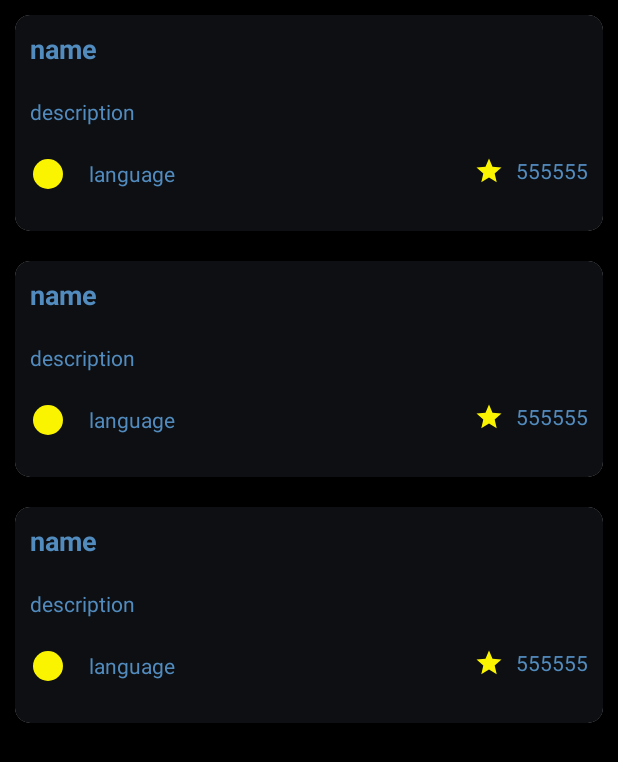
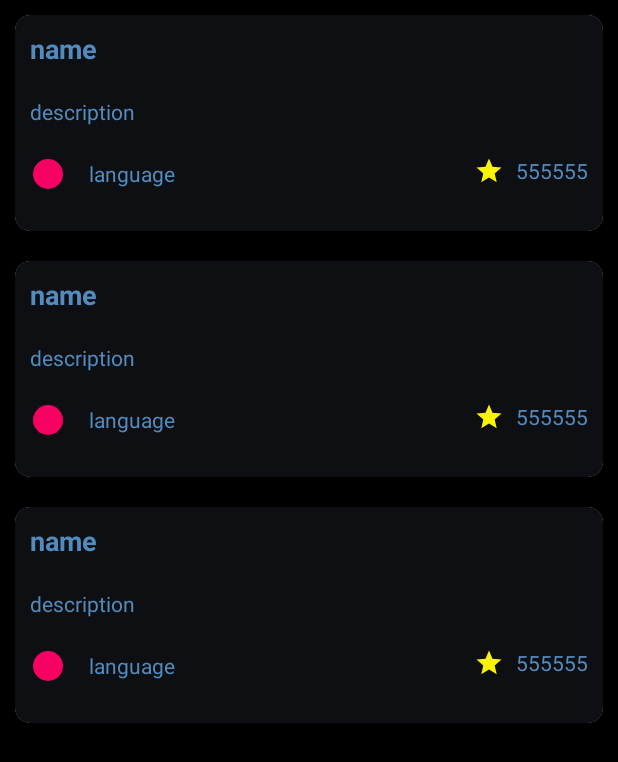
Before and after one commit to Suganth-S/Trend_Hub, an Android app: the layout activity_main.xml on its own in the app's theme, with its tools: preview values and no code run, on a phone screen of 412 x 824 dp. Shown: the top 762 px of the screen. Run offline under Robolectric (Android 15) with nearby library versions, the phone set to English and light mode, and no system bars.

Commit message:
App Final Impl commit

```diff
--- a/app/src/main/java/com/suganth/trendhub/activity/SplashScreenActivity.java
+++ b/app/src/main/java/com/suganth/trendhub/activity/SplashScreenActivity.java
@@ -15,6 +15,10 @@ import androidx.annotation.Nullable;
 import androidx.appcompat.app.AlertDialog;
 import androidx.appcompat.app.AppCompatActivity;
 
+/**
+ * SplashScreenActivity - Used for an initial intro of application
+ * isNetworkAvailable() - used to decide to view in offline or else to connect network
+ */
 public class SplashScreenActivity extends AppCompatActivity {
     private static int SPLASH_TIME_OUT = 3000;
 
--- a/app/src/main/java/com/suganth/trendhub/dao/RepoDao.java
+++ b/app/src/main/java/com/suganth/trendhub/dao/RepoDao.java
@@ -10,6 +10,12 @@ import androidx.room.Insert;
 import androidx.room.OnConflictStrategy;
 import androidx.room.Query;
 
+/**
+ * RepoDao - A Dao class which handles method in database
+ * getAllRepos() - to fetch locally stored data
+ * deleteAll() - to delete all stored datas
+ * searchByname() - to filter repos according to name
+ */
 @Dao
 public interface RepoDao {
 
--- a/app/src/main/java/com/suganth/trendhub/database/RepoDataBase.java
+++ b/app/src/main/java/com/suganth/trendhub/database/RepoDataBase.java
@@ -13,6 +13,10 @@ import androidx.room.Database;
 import androidx.room.Room;
 import androidx.room.RoomDatabase;
 import androidx.sqlite.db.SupportSQLiteDatabase;
+
+/**
+ * RepoDatabase is one which stores and manipulate data according to DAO.
+ */
 
 @Database(entities = {RepoModel.class}, version = 1, exportSchema = false)
 public abstract class RepoDataBase extends RoomDatabase {
--- a/app/src/main/java/com/suganth/trendhub/model/RepoModel.java
+++ b/app/src/main/java/com/suganth/trendhub/model/RepoModel.java
@@ -8,6 +8,9 @@ import androidx.room.Entity;
 import androidx.room.Index;
 import androidx.room.PrimaryKey;
 
+/**
+ * RepoModel - an model and entity class for data fetched
+ */
 @Entity(tableName = "repositories")
 public class RepoModel {
     @PrimaryKey(autoGenerate = true)
--- a/app/src/main/java/com/suganth/trendhub/network/Url.java
+++ b/app/src/main/java/com/suganth/trendhub/network/Url.java
@@ -1,4 +1,5 @@
 package com.suganth.trendhub.network;
+
 
 public class Url {
     public static final String URL_DATA = "https://private-29133f-githubtrendingapi.apiary-mock.com/";
--- a/app/src/main/res/drawable/ic_color.xml
+++ b/app/src/main/res/drawable/ic_color.xml
@@ -1,4 +1,4 @@
-<vector android:height="24dp" android:tint="#FAF400"
+<vector android:height="24dp" android:tint="#F60062"
     android:viewportHeight="24" android:viewportWidth="24"
     android:width="24dp" xmlns:android="http://schemas.android.com/apk/res/android">
     <path android:fillColor="@android:color/white" android:pathData="M12,12m-10,0a10,10 0,1 1,20 0a10,10 0,1 1,-20 0"/>
--- a/app/src/main/res/layout/repo_list.xml
+++ b/app/src/main/res/layout/repo_list.xml
@@ -49,7 +49,7 @@
                     android:id="@+id/languageColor"
                     android:layout_width="wrap_content"
                     android:layout_height="wrap_content"
-                    android:src="@drawable/ic_color" />
+                    android:background="@drawable/ic_color"/>
 
                 <TextView
                     android:id="@+id/repoLanguage"
```
Also changed, not shown: app/src/main/java/com/suganth/trendhub/activity/HomeActivity.java (+9 -2 lines), app/src/main/java/com/suganth/trendhub/adapter/RepoAdapter.java (+10 -0 lines).
